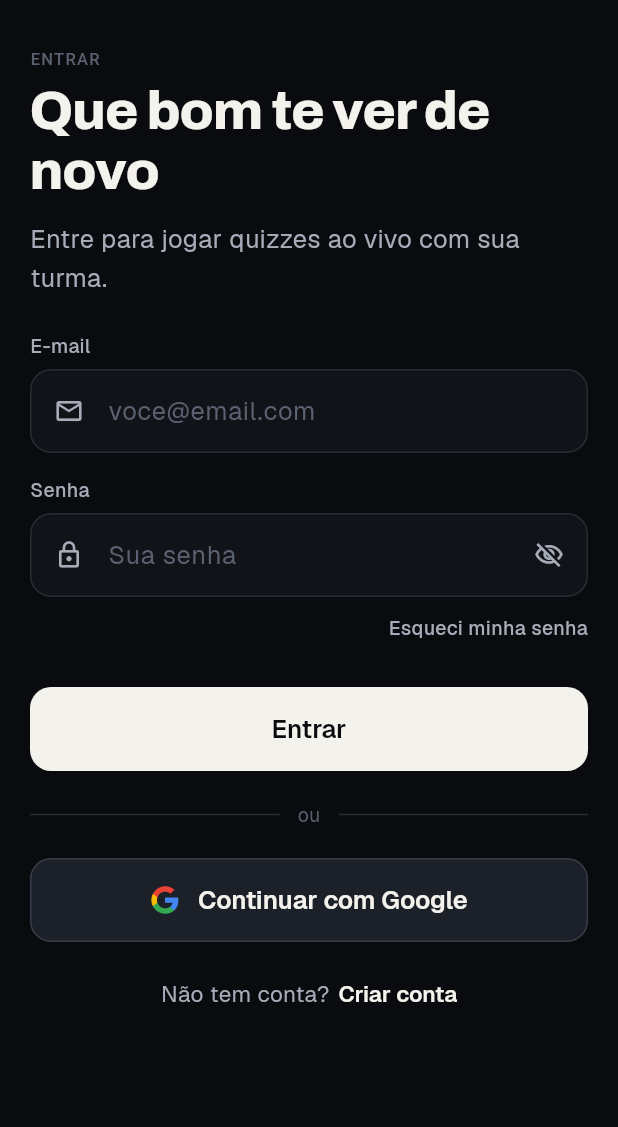
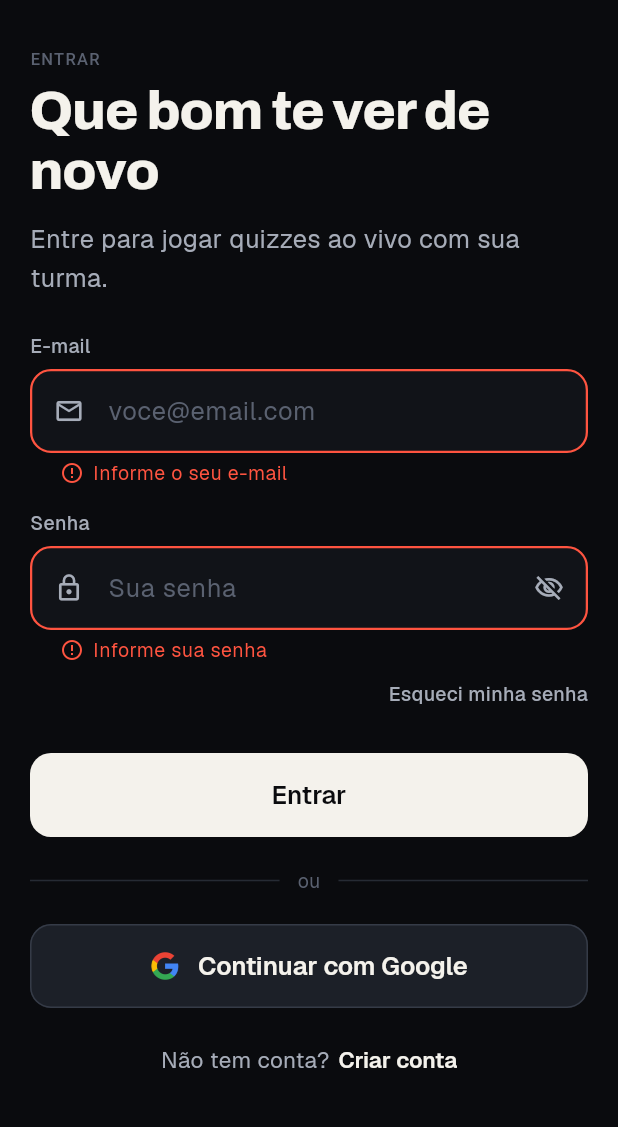
Before and after one commit to Lhferraaz/Quizzada, a Flutter app: the LoginScreen screen opened directly, after a tap on "Entrar", on a phone screen of 412 x 824 dp, the part 84-1211 px from its top. Run offline on Flutter 3.47's test engine with Material 3 defaults, Android fonts, the phone set to English and light mode, and no system bars; our stand-ins replace flutter_riverpod, google_fonts; Roboto replaces fonts that are missing (Geist Mono).

Commit message:
feat(validators): adiciona validadores de campos de texto

```diff
--- a/lib/ui/auth/screens/login_screen.dart
+++ b/lib/ui/auth/screens/login_screen.dart
@@ -7,9 +7,30 @@ import 'package:quizzada/ui/core/shared/widgets/qz_text_field.dart';
 import 'package:quizzada/ui/core/themes/qz_colors.dart';
 import 'package:quizzada/ui/core/themes/qz_text.dart';
 import 'package:quizzada/ui/core/themes/qz_space.dart';
+import 'package:quizzada/utils/validators.dart';
 
-class LoginScreen extends StatelessWidget {
+class LoginScreen extends StatefulWidget {
   const LoginScreen({super.key});
+
+  @override
+  State<LoginScreen> createState() => _LoginScreenState();
+}
+
+class _LoginScreenState extends State<LoginScreen> {
+  final _formKey = GlobalKey<FormState>();
+  final _emailController = TextEditingController();
+  final _passwordController = TextEditingController();
+
+  void _submit() {
+    if (!_formKey.currentState!.validate()) return;
+
+    final email = _emailController.text.trim();
+    ScaffoldMessenger.of(context).showSnackBar(
+      SnackBar(
+        content: Text('Tudo certo, $email! O login de verdade vem na fase 2'),
+      ),
+    );
+  }
 
   @override
   Widget build(BuildContext context) {
@@ -20,6 +41,8 @@ class LoginScreen extends StatelessWidget {
             horizontal: QzSpace.s20,
             vertical: QzSpace.s16,
           ),
+          child: Form(
+            key: _formKey,
             child: Column(
               crossAxisAlignment: CrossAxisAlignment.stretch,
               children: [
@@ -37,29 +60,38 @@ class LoginScreen extends StatelessWidget {
                   style: QzText.bodyL.copyWith(color: QzColors.textSecondary),
                 ),
                 const SizedBox(height: QzSpace.s24),
-              const QzTextField(
+                QzTextField(
                   label: 'E-mail',
                   hint: 'voce@email.com',
+                  controller: _emailController,
                   leadingIcon: Icons.mail_outline,
                   keyboardType: TextInputType.emailAddress,
+                  validator: Validators.email,
+                  autovalidateMode: AutovalidateMode.onUserInteraction,
                 ),
                 const SizedBox(height: QzSpace.s16),
-              const QzTextField(
+                QzTextField(
                   label: 'Senha',
                   hint: 'Sua senha',
+                  controller: _passwordController,
                   leadingIcon: Icons.lock_outline,
                   obscureText: true,
+                  validator: (value) =>
+                      Validators.notEmpty(value, 'Informe sua senha'),
+                  autovalidateMode: AutovalidateMode.onUserInteraction,
                 ),
                 const SizedBox(height: QzSpace.s12),
                 Align(
                   alignment: Alignment.centerRight,
                   child: Text(
                     'Esqueci minha senha',
-                  style: QzText.labelS.copyWith(color: QzColors.textSecondary),
+                    style: QzText.labelS.copyWith(
+                      color: QzColors.textSecondary,
+                    ),
                   ),
                 ),
                 const SizedBox(height: QzSpace.s32),
-              QzButton(label: 'Entrar', expanded: true, onPressed: () {}),
+                QzButton(label: 'Entrar', expanded: true, onPressed: _submit),
                 const SizedBox(height: QzSpace.s20),
                 const _OrDivider(),
                 const SizedBox(height: QzSpace.s20),
@@ -71,6 +103,7 @@ class LoginScreen extends StatelessWidget {
                   onPressed: () {},
                 ),
               ],
+            ),
           ),
         ),
       ),
--- /dev/null
+++ b/lib/utils/validators.dart
@@ -0,0 +1,24 @@
+abstract final class Validators {
+  static String? notEmpty(String? value, String message) {
+    if (value == null || value.trim().isEmpty) return message;
+    return null;
+  }
+
+  static String? email(String? value) {
+    final text = value?.trim() ?? '';
+
+    if (text.isEmpty) return 'Informe o seu e-mail';
+
+    final valid = RegExp(r'^[^@\s]+@[^@\s]+\.[^@\s]+$').hasMatch(text);
+
+    if (!valid) return 'Digite um e-mail válido, como nome@email.com';
+  }
+
+  static String? newPassword(String? value) {
+    final text = value ?? '';
+
+    if (text.isEmpty) return 'Crie uma senha';
+    if (text.length < 8) return 'A senha precisa ter no mínimo 8 caracteres';
+    return null;
+  }
+}
```
Also changed, not shown: 1 other file. Lines whose indentation alone changed are shown as unchanged.
